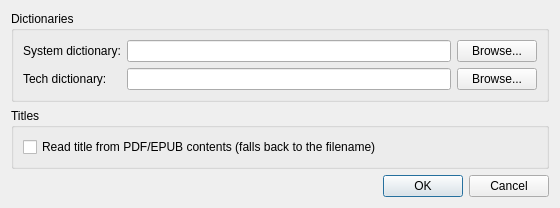
The window that booktitlecase/SettingsDialog.ui (mwales-ai/utilities) describes before a commit, drawn with Qt 5.
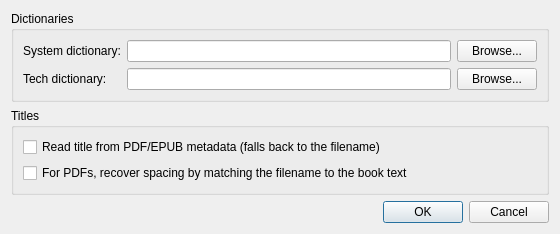
The same window after the commit.

Commit message: Recover PDF title spacing from body text when metadata is wrong

```diff
--- a/booktitlecase/SettingsDialog.ui
+++ b/booktitlecase/SettingsDialog.ui
@@ -66,13 +66,23 @@
       <item>
        <widget class="QCheckBox" name="theUseEmbeddedCheck">
         <property name="text">
-         <string>Read title from PDF/EPUB contents (falls back to the filename)</string>
+         <string>Read title from PDF/EPUB metadata (falls back to the filename)</string>
         </property>
         <property name="toolTip">
          <string>When on, the suggested name comes from the title stored inside the document instead of guessing from the filename. Requires unzip (EPUB) and pdfinfo (PDF).</string>
         </property>
        </widget>
       </item>
+      <item>
+       <widget class="QCheckBox" name="theUseContentMatchCheck">
+        <property name="text">
+         <string>For PDFs, recover spacing by matching the filename to the book text</string>
+        </property>
+        <property name="toolTip">
+         <string>Useful when the PDF metadata title is wrong. Searches the PDF's own text (ignoring whitespace) for the filename and uses the spacing found there. Requires pdftotext.</string>
+        </property>
+       </widget>
+      </item>
      </layout>
     </widget>
    </item>
```
The commit also changes 9 other files.
